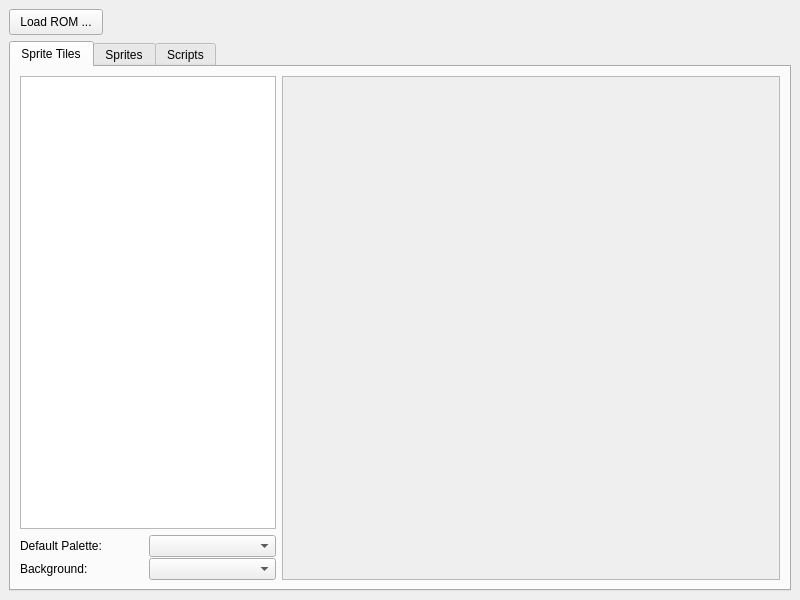
Qt form mainwindow.ui (black-sliver/SoETilesViewer) before a commit.
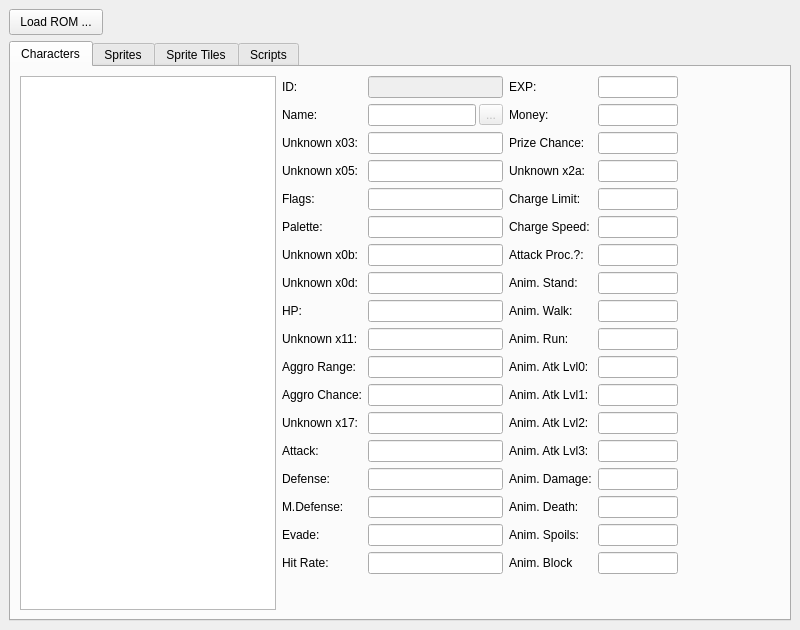
The same form after that commit. Icons and pictures are not drawn. Custom widgets are drawn as their Qt base class.

Commit message: add readonly support for character data, reorder tabs

```diff
--- a/mainwindow.ui
+++ b/mainwindow.ui
@@ -7,7 +7,7 @@
     <x>0</x>
     <y>0</y>
     <width>800</width>
-    <height>600</height>
+    <height>630</height>
    </rect>
   </property>
   <property name="windowTitle">
@@ -64,6 +64,1114 @@
       <property name="currentIndex">
        <number>0</number>
       </property>
+      <widget class="QWidget" name="tabCharacters">
+       <attribute name="title">
+        <string>Characters</string>
+       </attribute>
+       <layout class="QHBoxLayout" name="horizontalLayout_2" stretch="0,0,0,1">
+        <property name="sizeConstraint">
+         <enum>QLayout::SetNoConstraint</enum>
+        </property>
+        <item>
+         <layout class="QVBoxLayout" name="vboxCharacters">
+          <property name="spacing">
+           <number>1</number>
+          </property>
+          <item>
+           <widget class="QListWidget" name="lstCharacters">
+            <property name="minimumSize">
+             <size>
+              <width>80</width>
+              <height>0</height>
+             </size>
+            </property>
+           </widget>
+          </item>
+         </layout>
+        </item>
+        <item>
+         <layout class="QVBoxLayout" name="vboxCharacter1">
+          <item>
+           <layout class="QFormLayout" name="formCharacter1">
+            <property name="fieldGrowthPolicy">
+             <enum>QFormLayout::AllNonFixedFieldsGrow</enum>
+            </property>
+            <item row="1" column="0">
+             <widget class="QLabel" name="lblCharacterName">
+              <property name="text">
+               <string>Name:</string>
+              </property>
+             </widget>
+            </item>
+            <item row="1" column="1">
+             <layout class="QHBoxLayout" name="hboxCharacterName" stretch="1,0">
+              <property name="spacing">
+               <number>3</number>
+              </property>
+              <property name="sizeConstraint">
+               <enum>QLayout::SetMaximumSize</enum>
+              </property>
+              <item>
+               <widget class="QLineEdit" name="txtCharacterName">
+                <property name="sizePolicy">
+                 <sizepolicy hsizetype="Expanding" vsizetype="Fixed">
+                  <horstretch>1</horstretch>
+                  <verstretch>0</verstretch>
+                 </sizepolicy>
+                </property>
+                <property name="minimumSize">
+                 <size>
+                  <width>58</width>
+                  <height>0</height>
+                 </size>
+                </property>
+                <property name="baseSize">
+                 <size>
+                  <width>145</width>
+                  <height>0</height>
+                 </size>
+                </property>
+                <property name="maxLength">
+                 <number>64</number>
+                </property>
+                <property name="readOnly">
+                 <bool>true</bool>
+                </property>
+               </widget>
+              </item>
+              <item>
+               <widget class="QToolButton" name="btnCharacterNameRelocate">
+                <property name="enabled">
+                 <bool>false</bool>
+                </property>
+                <property name="text">
+                 <string>...</string>
+                </property>
+               </widget>
+              </item>
+             </layout>
+            </item>
+            <item row="8" column="0">
+             <widget class="QLabel" name="lblCharacterHP">
+              <property name="text">
+               <string>HP:</string>
+              </property>
+             </widget>
+            </item>
+            <item row="10" column="0">
+             <widget class="QLabel" name="lblCharacterAggroRange">
+              <property name="text">
+               <string>Aggro Range:</string>
+              </property>
+             </widget>
+            </item>
+            <item row="11" column="0">
+             <widget class="QLabel" name="lblCharacterAggroChance">
+              <property name="text">
+               <string>Aggro Chance:</string>
+              </property>
+             </widget>
+            </item>
+            <item row="13" column="0">
+             <widget class="QLabel" name="lblCharacterAttack">
+              <property name="text">
+               <string>Attack:</string>
+              </property>
+             </widget>
+            </item>
+            <item row="14" column="0">
+             <widget class="QLabel" name="lblCharacterDefense">
+              <property name="text">
+               <string>Defense:</string>
+              </property>
+             </widget>
+            </item>
+            <item row="15" column="0">
+             <widget class="QLabel" name="lblCharacterMDefense">
+              <property name="text">
+               <string>M.Defense:</string>
+              </property>
+             </widget>
+            </item>
+            <item row="16" column="0">
+             <widget class="QLabel" name="lblCharacterEvade">
+              <property name="text">
+               <string>Evade:</string>
+              </property>
+             </widget>
+            </item>
+            <item row="17" column="0">
+             <widget class="QLabel" name="lblCharacterHitRate">
+              <property name="text">
+               <string>Hit Rate:</string>
+              </property>
+             </widget>
+            </item>
+            <item row="8" column="1">
+             <widget class="QLineEdit" name="txtCharacterHP">
+              <property name="baseSize">
+               <size>
+                <width>80</width>
+                <height>0</height>
+               </size>
+              </property>
+              <property name="maxLength">
+               <number>6</number>
+              </property>
+              <property name="readOnly">
+               <bool>true</bool>
+              </property>
+             </widget>
+            </item>
+            <item row="10" column="1">
+             <widget class="QLineEdit" name="txtCharacterAggroRange">
+              <property name="baseSize">
+               <size>
+                <width>80</width>
+                <height>0</height>
+               </size>
+              </property>
+              <property name="maxLength">
+               <number>6</number>
+              </property>
+              <property name="readOnly">
+               <bool>true</bool>
+              </property>
+             </widget>
+            </item>
+            <item row="11" column="1">
+             <widget class="QLineEdit" name="txtCharacterAggroChance">
+              <property name="baseSize">
+               <size>
+                <width>80</width>
+                <height>0</height>
+               </size>
+              </property>
+              <property name="maxLength">
+               <number>6</number>
+              </property>
+              <property name="readOnly">
+               <bool>true</bool>
+              </property>
+             </widget>
+            </item>
+            <item row="13" column="1">
+             <widget class="QLineEdit" name="txtCharacterAttack">
+              <property name="baseSize">
+               <size>
+                <width>80</width>
+                <height>0</height>
+               </size>
+              </property>
+              <property name="maxLength">
+               <number>6</number>
+              </property>
+              <property name="readOnly">
+               <bool>true</bool>
+              </property>
+             </widget>
+            </item>
+            <item row="14" column="1">
+             <widget class="QLineEdit" name="txtCharacterDefense">
+              <property name="baseSize">
+               <size>
+                <width>80</width>
+                <height>0</height>
+               </size>
+              </property>
+              <property name="maxLength">
+               <number>6</number>
+              </property>
+              <property name="readOnly">
+               <bool>true</bool>
+              </property>
+             </widget>
+            </item>
+            <item row="15" column="1">
+             <widget class="QLineEdit" name="txtCharacterMDefense">
+              <property name="baseSize">
+               <size>
+                <width>80</width>
+                <height>0</height>
+               </size>
+              </property>
+              <property name="maxLength">
+               <number>6</number>
+              </property>
+              <property name="readOnly">
+               <bool>true</bool>
+              </property>
+             </widget>
+            </item>
+            <item row="16" column="1">
+             <widget class="QLineEdit" name="txtCharacterEvade">
+              <property name="baseSize">
+               <size>
+                <width>80</width>
+                <height>0</height>
+               </size>
+              </property>
+              <property name="maxLength">
+               <number>6</number>
+              </property>
+              <property name="readOnly">
+               <bool>true</bool>
+              </property>
+             </widget>
+            </item>
+            <item row="17" column="1">
+             <widget class="QLineEdit" name="txtCharacterHitRate">
+              <property name="baseSize">
+               <size>
+                <width>80</width>
+                <height>0</height>
+               </size>
+              </property>
+              <property name="maxLength">
+               <number>6</number>
+              </property>
+              <property name="readOnly">
+               <bool>true</bool>
+              </property>
+             </widget>
+            </item>
+            <item row="9" column="0">
+             <widget class="QLabel" name="lblCharacterUnknown11">
+              <property name="text">
+               <string>Unknown x11:</string>
+              </property>
+             </widget>
+            </item>
+            <item row="9" column="1">
+             <widget class="QLineEdit" name="txtCharacterUnknown11">
+              <property name="baseSize">
+               <size>
+                <width>80</width>
+                <height>0</height>
+               </size>
+              </property>
+              <property name="maxLength">
+               <number>6</number>
+              </property>
+              <property name="readOnly">
+               <bool>true</bool>
+              </property>
+             </widget>
+            </item>
+            <item row="12" column="0">
+             <widget class="QLabel" name="lblCharacterUnknown17">
+              <property name="text">
+               <string>Unknown x17:</string>
+              </property>
+             </widget>
+            </item>
+            <item row="12" column="1">
+             <widget class="QLineEdit" name="txtCharacterUnknown17">
+              <property name="baseSize">
+               <size>
+                <width>80</width>
+                <height>0</height>
+               </size>
+              </property>
+              <property name="maxLength">
+               <number>6</number>
+              </property>
+              <property name="readOnly">
+               <bool>true</bool>
+              </property>
+             </widget>
+            </item>
+            <item row="4" column="0">
+             <widget class="QLabel" name="lblCharacterFlags">
+              <property name="text">
+               <string>Flags:</string>
+              </property>
+             </widget>
+            </item>
+            <item row="4" column="1">
+             <widget class="QLineEdit" name="txtCharacterFlags">
+              <property name="baseSize">
+               <size>
+                <width>80</width>
+                <height>0</height>
+               </size>
+              </property>
+              <property name="maxLength">
+               <number>6</number>
+              </property>
+              <property name="readOnly">
+               <bool>true</bool>
+              </property>
+             </widget>
+            </item>
+            <item row="5" column="0">
+             <widget class="QLabel" name="lblCharacterPalette">
+              <property name="text">
+               <string>Palette:</string>
+              </property>
+             </widget>
+            </item>
+            <item row="5" column="1">
+             <widget class="QLineEdit" name="txtCharacterPalette">
+              <property name="baseSize">
+               <size>
+                <width>80</width>
+                <height>0</height>
+               </size>
+              </property>
+              <property name="maxLength">
+               <number>6</number>
+              </property>
+              <property name="readOnly">
+               <bool>true</bool>
+              </property>
+             </widget>
+            </item>
+            <item row="6" column="0">
+             <widget class="QLabel" name="lblCharacterUnknown0b">
+              <property name="text">
+               <string>Unknown x0b:</string>
+              </property>
+             </widget>
+            </item>
+            <item row="7" column="0">
+             <widget class="QLabel" name="lblCharacterUnknown0d">
+              <property name="text">
+               <string>Unknown x0d:</string>
+              </property>
+             </widget>
+            </item>
+            <item row="6" column="1">
+             <widget class="QLineEdit" name="txtCharacterUnknown0b">
+              <property name="baseSize">
+               <size>
+                <width>80</width>
+                <height>0</height>
+               </size>
+              </property>
+              <property name="maxLength">
+               <number>6</number>
+              </property>
+              <property name="readOnly">
+               <bool>true</bool>
+              </property>
+             </widget>
+            </item>
+            <item row="7" column="1">
+             <widget class="QLineEdit" name="txtCharacterUnknown0d">
+              <property name="baseSize">
+               <size>
+                <width>80</width>
+                <height>0</height>
+               </size>
+              </property>
+              <property name="maxLength">
+               <number>6</number>
+              </property>
+              <property name="readOnly">
+               <bool>true</bool>
+              </property>
+             </widget>
+            </item>
+            <item row="2" column="0">
+             <widget class="QLabel" name="lblCharacterUnknown03">
+              <property name="text">
+               <string>Unknown x03:</string>
+              </property>
+             </widget>
+            </item>
+            <item row="3" column="0">
+             <widget class="QLabel" name="lblCharacterUnknown05">
+              <property name="text">
+               <string>Unknown x05:</string>
+              </property>
+             </widget>
+            </item>
+            <item row="2" column="1">
+             <widget class="QLineEdit" name="txtCharacterUnknown03">
+              <property name="baseSize">
+               <size>
+                <width>80</width>
+                <height>0</height>
+               </size>
+              </property>
+              <property name="maxLength">
+               <number>6</number>
+              </property>
+              <property name="readOnly">
+               <bool>true</bool>
+              </property>
+             </widget>
+            </item>
+            <item row="3" column="1">
+             <widget class="QLineEdit" name="txtCharacterUnknown05">
+              <property name="baseSize">
+               <size>
+                <width>80</width>
+                <height>0</height>
+               </size>
+              </property>
+              <property name="maxLength">
+               <number>6</number>
+              </property>
+              <property name="readOnly">
+               <bool>true</bool>
+              </property>
+             </widget>
+            </item>
+            <item row="0" column="0">
+             <widget class="QLabel" name="lblCharacterId">
+              <property name="text">
+               <string>ID:</string>
+              </property>
+             </widget>
+            </item>
+            <item row="0" column="1">
+             <widget class="QLineEdit" name="txtCharacterId">
+              <property name="enabled">
+               <bool>false</bool>
+              </property>
+              <property name="minimumSize">
+               <size>
+                <width>56</width>
+                <height>0</height>
+               </size>
+              </property>
+              <property name="baseSize">
+               <size>
+                <width>80</width>
+                <height>0</height>
+               </size>
+              </property>
+              <property name="maxLength">
+               <number>6</number>
+              </property>
+              <property name="readOnly">
+               <bool>true</bool>
+              </property>
+             </widget>
+            </item>
+           </layout>
+          </item>
+          <item>
+           <spacer name="verticalSpacer">
+            <property name="orientation">
+             <enum>Qt::Vertical</enum>
+            </property>
+            <property name="sizeHint" stdset="0">
+             <size>
+              <width>20</width>
+              <height>40</height>
+             </size>
+            </property>
+           </spacer>
+          </item>
+         </layout>
+        </item>
+        <item>
+         <layout class="QVBoxLayout" name="vboxCharacter2">
+          <item>
+           <layout class="QFormLayout" name="formCharacter2">
+            <item row="2" column="0">
+             <widget class="QLabel" name="lblCharacterPrizeChance">
+              <property name="text">
+               <string>Prize Chance:</string>
+              </property>
+             </widget>
+            </item>
+            <item row="2" column="1">
+             <widget class="QLineEdit" name="txtCharacterPrizeChance">
+              <property name="maximumSize">
+               <size>
+                <width>80</width>
+                <height>16777215</height>
+               </size>
+              </property>
+              <property name="baseSize">
+               <size>
+                <width>80</width>
+                <height>0</height>
+               </size>
+              </property>
+              <property name="maxLength">
+               <number>4</number>
+              </property>
+              <property name="readOnly">
+               <bool>true</bool>
+              </property>
+             </widget>
+            </item>
+            <item row="3" column="0">
+             <widget class="QLabel" name="lblCharacterUnknown2a">
+              <property name="text">
+               <string>Unknown x2a:</string>
+              </property>
+             </widget>
+            </item>
+            <item row="3" column="1">
+             <widget class="QLineEdit" name="txtCharacterUnknown2a">
+              <property name="maximumSize">
+               <size>
+                <width>80</width>
+                <height>16777215</height>
+               </size>
+              </property>
+              <property name="baseSize">
+               <size>
+                <width>80</width>
+                <height>0</height>
+               </size>
+              </property>
+              <property name="readOnly">
+               <bool>true</bool>
+              </property>
+             </widget>
+            </item>
+            <item row="4" column="0">
+             <widget class="QLabel" name="lblCharacterChargeLimit">
+              <property name="text">
+               <string>Charge Limit:</string>
+              </property>
+             </widget>
+            </item>
+            <item row="5" column="0">
+             <widget class="QLabel" name="lblCharacterChargeRate">
+              <property name="text">
+               <string>Charge Speed:</string>
+              </property>
+             </widget>
+            </item>
+            <item row="4" column="1">
+             <widget class="QLineEdit" name="txtCharacterChargeLimit">
+              <property name="maximumSize">
+               <size>
+                <width>80</width>
+                <height>16777215</height>
+               </size>
+              </property>
+              <property name="baseSize">
+               <size>
+                <width>80</width>
+                <height>0</height>
+               </size>
+              </property>
+              <property name="readOnly">
+               <bool>true</bool>
+              </property>
+             </widget>
+            </item>
+            <item row="5" column="1">
+             <widget class="QLineEdit" name="txtCharacterChargeRate">
+              <property name="maximumSize">
+               <size>
+                <width>80</width>
+                <height>16777215</height>
+               </size>
+              </property>
+              <property name="baseSize">
+               <size>
+                <width>80</width>
+                <height>0</height>
+               </size>
+              </property>
+              <property name="readOnly">
+               <bool>true</bool>
+              </property>
+             </widget>
+            </item>
+            <item row="0" column="0">
+             <widget class="QLabel" name="lblCharacterExp">
+              <property name="text">
+               <string>EXP:</string>
+              </property>
+             </widget>
+            </item>
+            <item row="0" column="1">
+             <widget class="QLineEdit" name="txtCharacterExp">
+              <property name="minimumSize">
+               <size>
+                <width>56</width>
+                <height>0</height>
+               </size>
+              </property>
+              <property name="maximumSize">
+               <size>
+                <width>80</width>
+                <height>16777215</height>
+               </size>
+              </property>
+              <property name="baseSize">
+               <size>
+                <width>80</width>
+                <height>0</height>
+               </size>
+              </property>
+              <property name="maxLength">
+               <number>8</number>
+              </property>
+              <property name="readOnly">
+               <bool>true</bool>
+              </property>
+             </widget>
+            </item>
+            <item row="1" column="0">
+             <widget class="QLabel" name="lblCharacterMoney">
+              <property name="text">
+               <string>Money:</string>
+              </property>
+             </widget>
+            </item>
+            <item row="1" column="1">
+             <widget class="QLineEdit" name="txtCharacterMoney">
+              <property name="maximumSize">
+               <size>
+                <width>80</width>
+                <height>16777215</height>
+               </size>
+              </property>
+              <property name="baseSize">
+               <size>
+                <width>80</width>
+                <height>0</height>
+               </size>
+              </property>
+              <property name="maxLength">
+               <number>8</number>
+              </property>
+              <property name="readOnly">
+               <bool>true</bool>
+              </property>
+             </widget>
+            </item>
+            <item row="6" column="0">
+             <widget class="QLabel" name="lblCharacterAttackProc">
+              <property name="text">
+               <string>Attack Proc.?:</string>
+              </property>
+             </widget>
+            </item>
+            <item row="7" column="0">
+             <widget class="QLabel" name="lblCharacterAnimStand">
+              <property name="text">
+               <string>Anim. Stand:</string>
+              </property>
+             </widget>
+            </item>
+            <item row="8" column="0">
+             <widget class="QLabel" name="lblCharacterAnimWalk">
+              <property name="text">
+               <string>Anim. Walk:</string>
+              </property>
+             </widget>
+            </item>
+            <item row="9" column="0">
+             <widget class="QLabel" name="lblCharacterAnimRun">
+              <property name="text">
+               <string>Anim. Run:</string>
+              </property>
+             </widget>
+            </item>
+            <item row="10" column="0">
+             <widget class="QLabel" name="lblCharacterAnimAtk0">
+              <property name="text">
+               <string>Anim. Atk Lvl0:</string>
+              </property>
+             </widget>
+            </item>
+            <item row="11" column="0">
+             <widget class="QLabel" name="lblCharacterAnimAtk1">
+              <property name="text">
+               <string>Anim. Atk Lvl1:</string>
+              </property>
+             </widget>
+            </item>
+            <item row="12" column="0">
+             <widget class="QLabel" name="lblCharacterAnimAtk2">
+              <property name="text">
+               <string>Anim. Atk Lvl2:</string>
+              </property>
+             </widget>
+            </item>
+            <item row="13" column="0">
+             <widget class="QLabel" name="lblCharacterAnimAtk3">
+              <property name="text">
+               <string>Anim. Atk Lvl3:</string>
+              </property>
+             </widget>
+            </item>
+            <item row="14" column="0">
+             <widget class="QLabel" name="lblCharacterAnimDamage">
+              <property name="text">
+               <string>Anim. Damage:</string>
+              </property>
+             </widget>
+            </item>
+            <item row="15" column="0">
+             <widget class="QLabel" name="lblCharacterAnimDeath">
+              <property name="text">
+               <string>Anim. Death:</string>
+              </property>
+             </widget>
+            </item>
+            <item row="16" column="0">
+             <widget class="QLabel" name="lblCharacterAnimSpoils">
+              <property name="text">
+               <string>Anim. Spoils:</string>
+              </property>
+             </widget>
+            </item>
+            <item row="17" column="0">
+             <widget class="QLabel" name="lblCharacterAnimBlock">
+              <property name="text">
+               <string>Anim. Block</string>
+              </property>
+             </widget>
+            </item>
+            <item row="6" column="1">
+             <widget class="QLineEdit" name="txtCharacterAttackProc">
+              <property name="maximumSize">
+               <size>
+                <width>80</width>
+                <height>16777215</height>
+               </size>
+              </property>
+              <property name="baseSize">
+               <size>
+                <width>80</width>
+                <height>0</height>
+               </size>
+              </property>
+              <property name="readOnly">
+               <bool>true</bool>
+              </property>
+             </widget>
+            </item>
+            <item row="7" column="1">
+             <widget class="QLineEdit" name="txtCharacterAnimStand">
+              <property name="maximumSize">
+               <size>
+                <width>80</width>
+                <height>16777215</height>
+               </size>
+              </property>
+              <property name="baseSize">
+               <size>
+                <width>80</width>
+                <height>0</height>
+               </size>
+              </property>
+              <property name="readOnly">
+               <bool>true</bool>
+              </property>
+             </widget>
+            </item>
+            <item row="8" column="1">
+             <widget class="QLineEdit" name="txtCharacterAnimWalk">
+              <property name="maximumSize">
+               <size>
+                <width>80</width>
+                <height>16777215</height>
+               </size>
+              </property>
+              <property name="baseSize">
+               <size>
+                <width>80</width>
+                <height>0</height>
+               </size>
+              </property>
+              <property name="readOnly">
+               <bool>true</bool>
+              </property>
+             </widget>
+            </item>
+            <item row="9" column="1">
+             <widget class="QLineEdit" name="txtCharacterAnimRun">
+              <property name="maximumSize">
+               <size>
+                <width>80</width>
+                <height>16777215</height>
+               </size>
+              </property>
+              <property name="baseSize">
+               <size>
+                <width>80</width>
+                <height>0</height>
+               </size>
+              </property>
+              <property name="readOnly">
+               <bool>true</bool>
+              </property>
+             </widget>
+            </item>
+            <item row="10" column="1">
+             <widget class="QLineEdit" name="txtCharacterAnimAtk0">
+              <property name="maximumSize">
+               <size>
+                <width>80</width>
+                <height>16777215</height>
+               </size>
+              </property>
+              <property name="baseSize">
+               <size>
+                <width>80</width>
+                <height>0</height>
+               </size>
+              </property>
+              <property name="readOnly">
+               <bool>true</bool>
+              </property>
+             </widget>
+            </item>
+            <item row="11" column="1">
+             <widget class="QLineEdit" name="txtCharacterAnimAtk1">
+              <property name="maximumSize">
+               <size>
+                <width>80</width>
+                <height>16777215</height>
+               </size>
+              </property>
+              <property name="baseSize">
+               <size>
+                <width>80</width>
+                <height>0</height>
+               </size>
+              </property>
+              <property name="readOnly">
+               <bool>true</bool>
+              </property>
+             </widget>
+            </item>
+            <item row="12" column="1">
+             <widget class="QLineEdit" name="txtCharacterAnimAtk2">
+              <property name="maximumSize">
+               <size>
+                <width>80</width>
+                <height>16777215</height>
+               </size>
+              </property>
+              <property name="baseSize">
+               <size>
+                <width>80</width>
+                <height>0</height>
+               </size>
+              </property>
+              <property name="readOnly">
+               <bool>true</bool>
+              </property>
+             </widget>
+            </item>
+            <item row="13" column="1">
+             <widget class="QLineEdit" name="txtCharacterAnimAtk3">
+              <property name="maximumSize">
+               <size>
+                <width>80</width>
+                <height>16777215</height>
+               </size>
+              </property>
+              <property name="baseSize">
+               <size>
+                <width>80</width>
+                <height>0</height>
+               </size>
+              </property>
+              <property name="readOnly">
+               <bool>true</bool>
+              </property>
+             </widget>
+            </item>
+            <item row="14" column="1">
+             <widget class="QLineEdit" name="txtCharacterAnimDamage">
+              <property name="maximumSize">
+               <size>
+                <width>80</width>
+                <height>16777215</height>
+               </size>
+              </property>
+              <property name="baseSize">
+               <size>
+                <width>80</width>
+                <height>0</height>
+               </size>
+              </property>
+              <property name="readOnly">
+               <bool>true</bool>
+              </property>
+             </widget>
+            </item>
+            <item row="15" column="1">
+             <widget class="QLineEdit" name="txtCharacterAnimDeath">
+              <property name="maximumSize">
+               <size>
+                <width>80</width>
+                <height>16777215</height>
+               </size>
+              </property>
+              <property name="baseSize">
+               <size>
+                <width>80</width>
+                <height>0</height>
+               </size>
+              </property>
+              <property name="readOnly">
+               <bool>true</bool>
+              </property>
+             </widget>
+            </item>
+            <item row="16" column="1">
+             <widget class="QLineEdit" name="txtCharacterAnimSpoils">
+              <property name="maximumSize">
+               <size>
+                <width>80</width>
+                <height>16777215</height>
+               </size>
+              </property>
+              <property name="baseSize">
+               <size>
+                <width>80</width>
+                <height>0</height>
+               </size>
+              </property>
+              <property name="readOnly">
+               <bool>true</bool>
+              </property>
+             </widget>
+            </item>
+            <item row="17" column="1">
+             <widget class="QLineEdit" name="txtCharacterAnimBlock">
+              <property name="maximumSize">
+               <size>
+                <width>80</width>
+                <height>16777215</height>
+               </size>
+              </property>
+              <property name="baseSize">
+               <size>
+                <width>80</width>
+                <height>0</height>
+               </size>
+              </property>
+              <property name="readOnly">
+               <bool>true</bool>
+              </property>
+             </widget>
+            </item>
+           </layout>
+          </item>
+          <item>
+           <spacer name="verticalSpacer_2">
+            <property name="orientation">
+             <enum>Qt::Vertical</enum>
+            </property>
+            <property name="sizeHint" stdset="0">
+             <size>
+              <width>20</width>
+              <height>40</height>
+             </size>
+            </property>
+           </spacer>
+          </item>
+         </layout>
+        </item>
+        <item>
+         <spacer name="horizontalSpacer_2">
+          <property name="orientation">
+           <enum>Qt::Horizontal</enum>
+          </property>
+          <property name="sizeHint" stdset="0">
+           <size>
+            <width>10</width>
+            <height>20</height>
+           </size>
+          </property>
+         </spacer>
+        </item>
+       </layout>
+      </widget>
+      <widget class="QWidget" name="tabSprites">
+       <attribute name="title">
+        <string>Sprites</string>
+       </attribute>
+       <layout class="QHBoxLayout" name="horizontalLayout_3">
+        <item>
+         <layout class="QVBoxLayout" name="vboxSprites">
+          <property name="spacing">
+           <number>1</number>
+          </property>
+          <item>
+           <widget class="QListWidget" name="lstSprites">
+            <property name="sizePolicy">
+             <sizepolicy hsizetype="Minimum" vsizetype="Expanding">
+              <horstretch>0</horstretch>
+              <verstretch>0</verstretch>
+             </sizepolicy>
+            </property>
+            <property name="minimumSize">
+             <size>
+              <width>0</width>
+              <height>0</height>
+             </size>
+            </property>
+           </widget>
+          </item>
+          <item>
+           <layout class="QHBoxLayout" name="hboxDefaultColorMap2">
+            <property name="topMargin">
+             <number>5</number>
+            </property>
+            <item>
+             <widget class="QLabel" name="lblDefaultColorMap2">
+              <property name="text">
+               <string>Default Palette:</string>
+              </property>
+             </widget>
+            </item>
+            <item>
+             <widget class="QComboBox" name="cbxDefaultColorMap2"/>
+            </item>
+           </layout>
+          </item>
+          <item>
+           <layout class="QHBoxLayout" name="hboxBackground2">
+            <item>
+             <widget class="QLabel" name="lblBackground2">
+              <property name="text">
+               <string>Background:</string>
+              </property>
+             </widget>
+            </item>
+            <item>
+             <widget class="QComboBox" name="cbxBackground2"/>
+            </item>
+           </layout>
+          </item>
+         </layout>
+        </item>
+        <item>
+         <layout class="QVBoxLayout" name="vboxSpriteChunks">
+          <item>
+           <widget class="QListWidget" name="lstSpriteChunks">
+            <property name="sizePolicy">
+             <sizepolicy hsizetype="MinimumExpanding" vsizetype="MinimumExpanding">
+              <horstretch>0</horstretch>
+              <verstretch>0</verstretch>
+             </sizepolicy>
+            </property>
+           </widget>
+          </item>
+          <item>
+           <widget class="FrameView" name="sprite" native="true">
+            <property name="sizePolicy">
+             <sizepolicy hsizetype="Preferred" vsizetype="Expanding">
+              <horstretch>0</horstretch>
+              <verstretch>0</verstretch>
+             </sizepolicy>
+            </property>
+           </widget>
+          </item>
+         </layout>
+        </item>
+       </layout>
+      </widget>
       <widget class="QWidget" name="tabBlocks">
        <attribute name="title">
         <string>Sprite Tiles</string>
@@ -141,8 +1249,8 @@
               <rect>
                <x>0</x>
                <y>0</y>
-               <width>497</width>
-               <height>503</height>
+               <width>492</width>
+               <height>526</height>
               </rect>
              </property>
              <property name="sizePolicy">
@@ -161,91 +1269,6 @@
         </item>
        </layout>
       </widget>
-      <widget class="QWidget" name="tabSprites">
-       <attribute name="title">
-        <string>Sprites</string>
-       </attribute>
-       <layout class="QHBoxLayout" name="horizontalLayout_3">
-        <item>
-         <layout class="QVBoxLayout" name="vboxSprites">
-          <property name="spacing">
-           <number>1</number>
-          </property>
-          <item>
-           <widget class="QListWidget" name="lstSprites">
-            <property name="sizePolicy">
-             <sizepolicy hsizetype="Minimum" vsizetype="Expanding">
-              <horstretch>0</horstretch>
-              <verstretch>0</verstretch>
-             </sizepolicy>
-            </property>
-            <property name="minimumSize">
-             <size>
-              <width>0</width>
-              <height>0</height>
-             </size>
-            </property>
-           </widget>
-          </item>
-          <item>
-           <layout class="QHBoxLayout" name="hboxDefaultColorMap2">
-            <property name="topMargin">
-             <number>5</number>
-            </property>
-            <item>
-             <widget class="QLabel" name="lblDefaultColorMap2">
-              <property name="text">
-               <string>Default Palette:</string>
-              </property>
-             </widget>
-            </item>
-            <item>
-             <widget class="QComboBox" name="cbxDefaultColorMap2"/>
-            </item>
-           </layout>
-          </item>
-          <item>
-           <layout class="QHBoxLayout" name="hboxBackground2">
-            <item>
-             <widget class="QLabel" name="lblBackground2">
-              <property name="text">
-               <string>Background:</string>
-              </property>
-             </widget>
-            </item>
-            <item>
-             <widget class="QComboBox" name="cbxBackground2"/>
-            </item>
-           </layout>
-          </item>
-         </layout>
-        </item>
-        <item>
-         <layout class="QVBoxLayout" name="vboxSpriteChunks">
-          <item>
-           <widget class="QListWidget" name="lstSpriteChunks">
-            <property name="sizePolicy">
-             <sizepolicy hsizetype="MinimumExpanding" vsizetype="MinimumExpanding">
-              <horstretch>0</horstretch>
-              <verstretch>0</verstretch>
-             </sizepolicy>
-            </property>
-           </widget>
-          </item>
-          <item>
-           <widget class="FrameView" name="sprite" native="true">
-            <property name="sizePolicy">
-             <sizepolicy hsizetype="Preferred" vsizetype="Expanding">
-              <horstretch>0</horstretch>
-              <verstretch>0</verstretch>
-             </sizepolicy>
-            </property>
-           </widget>
-          </item>
-         </layout>
-        </item>
-       </layout>
-      </widget>
       <widget class="QWidget" name="tabScripts">
        <attribute name="title">
         <string>Scripts</string>
```
The commit also changes 5 other files.
